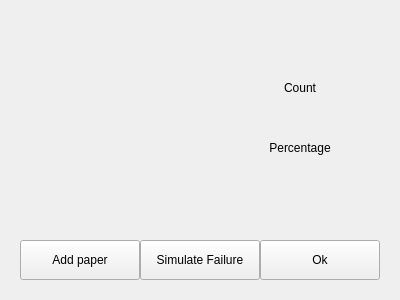
Old version of the form modbus-application/feedercontrol.ui in the repository Wolkabout/offset-printing-machine-simulator-application.
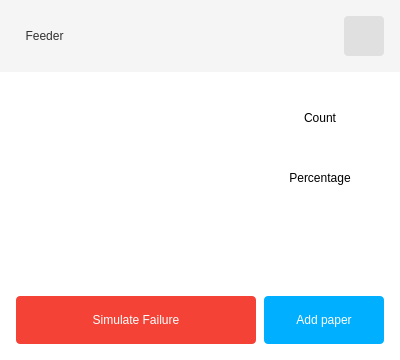
New version of the form. Icons and pictures are not drawn.

Commit message: Working through bugs, fixed feeder manage

The edit to the form file:
```diff
--- a/modbus-application/feedercontrol.ui
+++ b/modbus-application/feedercontrol.ui
@@ -7,7 +7,7 @@
     <x>0</x>
     <y>0</y>
     <width>400</width>
-    <height>300</height>
+    <height>360</height>
    </rect>
   </property>
   <property name="sizePolicy">
@@ -19,35 +19,38 @@
   <property name="minimumSize">
    <size>
     <width>400</width>
-    <height>300</height>
+    <height>360</height>
    </size>
   </property>
   <property name="maximumSize">
    <size>
     <width>400</width>
-    <height>300</height>
+    <height>360</height>
    </size>
   </property>
   <property name="windowTitle">
    <string>Feeder</string>
   </property>
   <property name="autoFillBackground">
-   <bool>true</bool>
+   <bool>false</bool>
   </property>
   <property name="styleSheet">
-   <string notr="true"/>
+   <string notr="true">background-color: white;</string>
   </property>
   <widget class="QLabel" name="name">
    <property name="geometry">
     <rect>
-     <x>20</x>
-     <y>20</y>
-     <width>360</width>
-     <height>40</height>
+     <x>16</x>
+     <y>25</y>
+     <width>57</width>
+     <height>22</height>
     </rect>
    </property>
+   <property name="styleSheet">
+    <string notr="true">color: #323232; background-color: #f5f5f5;</string>
+   </property>
    <property name="text">
-    <string/>
+    <string>Feeder</string>
    </property>
    <property name="alignment">
     <set>Qt::AlignCenter</set>
@@ -56,8 +59,8 @@
   <widget class="QLabel" name="image">
    <property name="geometry">
     <rect>
-     <x>20</x>
-     <y>60</y>
+     <x>40</x>
+     <y>100</y>
      <width>180</width>
      <height>180</height>
     </rect>
@@ -75,8 +78,8 @@
   <widget class="QLabel" name="countTitle">
    <property name="geometry">
     <rect>
-     <x>250</x>
-     <y>80</y>
+     <x>270</x>
+     <y>110</y>
      <width>100</width>
      <height>15</height>
     </rect>
@@ -91,8 +94,8 @@
   <widget class="QLabel" name="percentageTitle">
    <property name="geometry">
     <rect>
-     <x>250</x>
-     <y>140</y>
+     <x>270</x>
+     <y>170</y>
      <width>100</width>
      <height>15</height>
     </rect>
@@ -107,8 +110,8 @@
   <widget class="QLabel" name="count">
    <property name="geometry">
     <rect>
-     <x>250</x>
-     <y>100</y>
+     <x>270</x>
+     <y>130</y>
      <width>100</width>
      <height>30</height>
     </rect>
@@ -123,8 +126,8 @@
   <widget class="QLabel" name="percentage">
    <property name="geometry">
     <rect>
-     <x>250</x>
-     <y>160</y>
+     <x>270</x>
+     <y>190</y>
      <width>100</width>
      <height>30</height>
     </rect>
@@ -136,28 +139,20 @@
     <set>Qt::AlignCenter</set>
    </property>
   </widget>
-  <widget class="QPushButton" name="ok">
-   <property name="geometry">
-    <rect>
-     <x>260</x>
-     <y>240</y>
-     <width>120</width>
-     <height>40</height>
-    </rect>
-   </property>
-   <property name="text">
-    <string>Ok</string>
-   </property>
-  </widget>
   <widget class="QPushButton" name="edit">
    <property name="geometry">
     <rect>
-     <x>20</x>
-     <y>240</y>
+     <x>264</x>
+     <y>296</y>
      <width>120</width>
-     <height>40</height>
+     <height>48</height>
     </rect>
    </property>
+   <property name="styleSheet">
+    <string notr="true">
+border-radius: 4px;
+background-color: #00afff; color: white;</string>
+   </property>
    <property name="text">
     <string>Add paper</string>
    </property>
@@ -165,16 +160,71 @@
   <widget class="QPushButton" name="failure">
    <property name="geometry">
     <rect>
-     <x>140</x>
-     <y>240</y>
-     <width>120</width>
-     <height>40</height>
+     <x>16</x>
+     <y>296</y>
+     <width>240</width>
+     <height>48</height>
     </rect>
    </property>
+   <property name="styleSheet">
+    <string notr="true">border-radius: 4px;
+background-color: #f44336; color: white;</string>
+   </property>
    <property name="text">
     <string>Simulate Failure</string>
    </property>
   </widget>
+  <widget class="QLabel" name="label">
+   <property name="geometry">
+    <rect>
+     <x>0</x>
+     <y>0</y>
+     <width>400</width>
+     <height>72</height>
+    </rect>
+   </property>
+   <property name="styleSheet">
+    <string notr="true">background-color: #F5F5F5;</string>
+   </property>
+   <property name="text">
+    <string/>
+   </property>
+  </widget>
+  <widget class="QPushButton" name="ok">
+   <property name="geometry">
+    <rect>
+     <x>344</x>
+     <y>16</y>
+     <width>40</width>
+     <height>40</height>
+    </rect>
+   </property>
+   <property name="styleSheet">
+    <string notr="true">border-radius: 4px;
+background-color: #e0e0e0;
+color: #212121;
+</string>
+   </property>
+   <property name="text">
+    <string/>
+   </property>
+   <property name="iconSize">
+    <size>
+     <width>24</width>
+     <height>24</height>
+    </size>
+   </property>
+  </widget>
+  <zorder>label</zorder>
+  <zorder>name</zorder>
+  <zorder>image</zorder>
+  <zorder>countTitle</zorder>
+  <zorder>percentageTitle</zorder>
+  <zorder>count</zorder>
+  <zorder>percentage</zorder>
+  <zorder>edit</zorder>
+  <zorder>failure</zorder>
+  <zorder>ok</zorder>
  </widget>
  <resources>
   <include location="animations.qrc"/>
```
Left out of the diff: 6 changed lines with no effect on the pictures. The commit also changes 12 other files.
